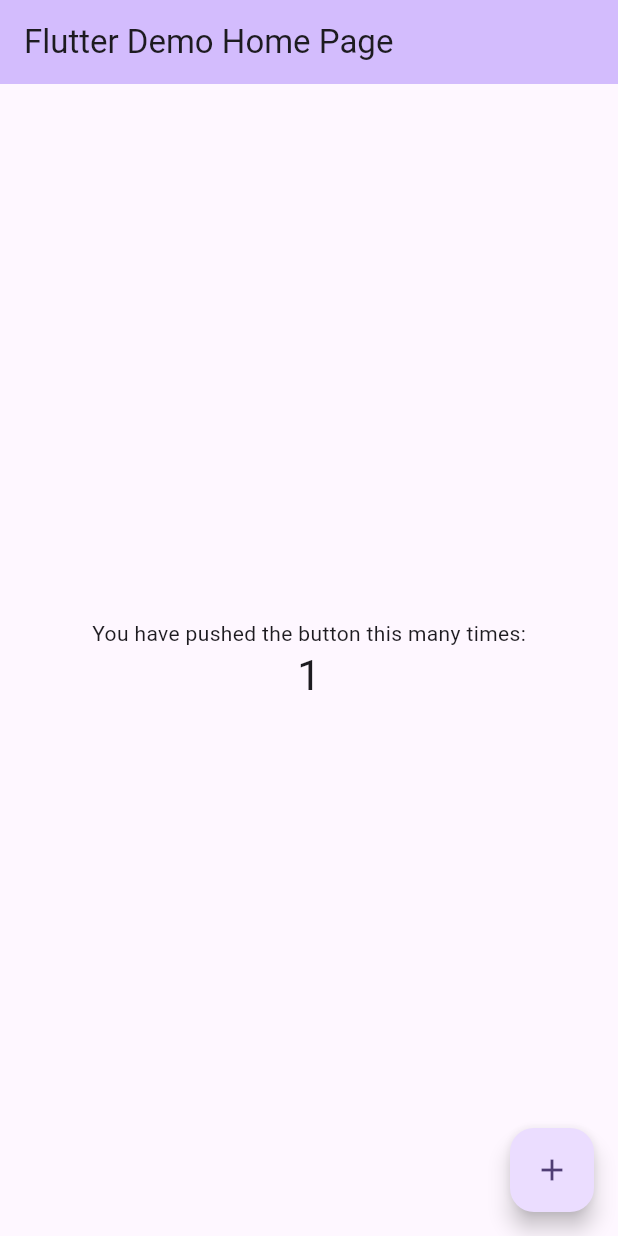
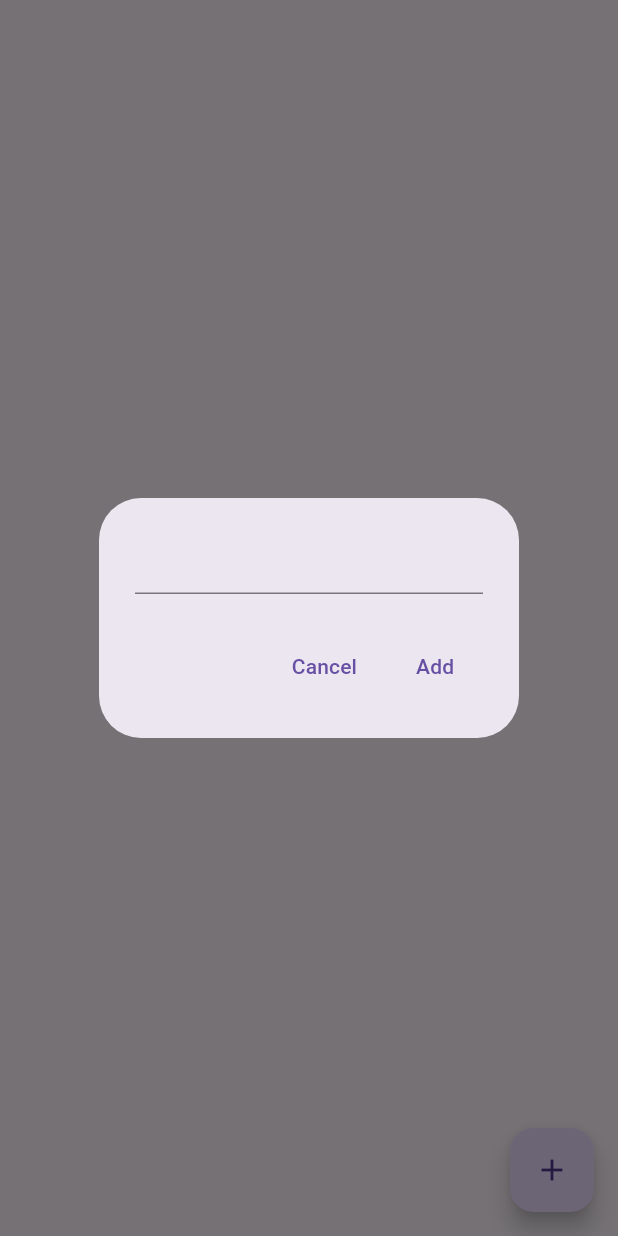
Before and after one commit to dsubiros/todo_clean_1, a Flutter app: the screen it shows after launch, after a tap on the "add" icon, on a phone screen of 412 x 824 dp. Run offline on Flutter 3.47's test engine with Material 3 defaults, Android fonts, the phone set to English and light mode, and no system bars; our stand-ins replace flutter_bloc, freezed_annotation, isar; accounts and stored records are empty; generated files the repository leaves out were written again.

Commit message:
Fully based on Mich Koko's video

```diff
--- /dev/null
+++ b/lib/data/presentation/todo_cubit.dart
@@ -0,0 +1,62 @@
+import 'package:flutter_bloc/flutter_bloc.dart';
+import 'package:todo_clean_1/domain/models/todo.dart';
+import 'package:todo_clean_1/domain/repository/todo_repo.dart';
+
+/*
+
+TODO CUBIT - Simple state mgmt
+
+Each Cubit is a list of Todos
+
+*/
+
+class TodoCubit extends Cubit<List<Todo>> {
+  // Reference Todo Repo
+  final TodoRepo todoRepo;
+
+  TodoCubit(this.todoRepo) : super([]) {
+    loadTodos();
+  }
+
+  // L O A D
+  Future<void> loadTodos() async {
+    final todoList = await todoRepo.getAll();
+
+    // Emit the fetched list as the new state
+    emit(todoList);
+  }
+
+  // A D D
+  Future<void> addTodo(String text) async {
+    final newTodo = Todo(
+      id: DateTime.now().millisecondsSinceEpoch,
+      text: text,
+      isCompleted: false,
+    );
+
+    await todoRepo.addTodo(newTodo);
+
+    // Re-load
+    loadTodos();
+  }
+
+  // D E L E T E
+
+  Future<void> deleteTodo(Todo todo) async {
+    await todoRepo.deleteTodo(todo);
+
+    // Re-load
+    loadTodos();
+  }
+
+  // T O G G L E
+
+  Future<void> toggleTodo(Todo todo) async {
+    final updatedTodo = todo.toggleCompletion();
+
+    await todoRepo.updateTodo(updatedTodo);
+
+    // Re-load
+    loadTodos();
+  }
+}
--- /dev/null
+++ b/lib/data/presentation/todo_page.dart
@@ -0,0 +1,25 @@
+import 'package:flutter/material.dart';
+import 'package:flutter_bloc/flutter_bloc.dart';
+import 'package:todo_clean_1/data/presentation/todo_cubit.dart';
+import 'package:todo_clean_1/data/presentation/todo_view.dart';
+import 'package:todo_clean_1/domain/repository/todo_repo.dart';
+
+/**
+ * TODO PAGE: Responsible for providing Cubit to the view (UI).
+ *
+ * - use BlocProvider
+ */
+
+class TodoPage extends StatelessWidget {
+  final TodoRepo todoRepo;
+
+  const TodoPage({super.key, required this.todoRepo});
+
+  @override
+  Widget build(BuildContext context) {
+    return BlocProvider(
+      create: (context) => TodoCubit(todoRepo),
+      child: const TodoView(),
+    );
+  }
+}
--- /dev/null
+++ b/lib/data/presentation/todo_view.dart
@@ -0,0 +1,80 @@
+import 'package:flutter/material.dart';
+import 'package:flutter_bloc/flutter_bloc.dart';
+import 'package:todo_clean_1/data/presentation/todo_cubit.dart';
+import 'package:todo_clean_1/domain/models/todo.dart';
+/**
+ * Responsible for UI.
+ *
+ * - use BlocBuilder
+ */
+
+class TodoView extends StatelessWidget {
+  const TodoView({super.key});
+
+  @override
+  Widget build(BuildContext context) {
+    final todoCubit = context.read<TodoCubit>();
+
+    // S C A F F O L D
+    return Scaffold(
+      // FAB
+      floatingActionButton: FloatingActionButton(
+          child: const Icon(Icons.add),
+          onPressed: () => _showAddTodoBox(context)),
+      body: BlocBuilder<TodoCubit, List<Todo>>(
+        builder: (context, todos) {
+          // List View
+          return ListView.builder(
+            itemCount: todos.length,
+            itemBuilder: (context, index) {
+              // Get individual todo
+              final todo = todos[index];
+
+              // List Tile UI
+              return ListTile(
+                // Text
+                title: Text(todo.text),
+
+                // Check box
+                leading: Checkbox(
+                    value: todo.isCompleted,
+                    onChanged: (value) => todoCubit.toggleTodo(todo)),
+
+                // Delete button
+                trailing: IconButton(
+                    onPressed: () => todoCubit.deleteTodo(todo),
+                    icon: const Icon(Icons.delete)),
+              );
+            },
+          );
+        },
+      ),
+    );
+  }
+
+  _showAddTodoBox(BuildContext context) {
+    final todoCubit = context.read<TodoCubit>();
+    final textController = TextEditingController();
+
+    showDialog(
+        context: context,
+        builder: (context) => AlertDialog(
+              content: TextField(
+                controller: textController,
+              ),
+              actions: [
+                // Cancel Button
+                TextButton(
+                    onPressed: () => Navigator.of(context).pop(),
+                    child: const Text('Cancel')),
+                // Add Button
+                TextButton(
+                    onPressed: () {
+                      todoCubit.addTodo(textController.text);
+                      Navigator.of(context).pop();
+                    },
+                    child: const Text('Add'))
+              ],
+            ));
+  }
+}
--- /dev/null
+++ b/lib/domain/models/todo.dart
@@ -0,0 +1,27 @@
+import 'package:freezed_annotation/freezed_annotation.dart';
+
+part 'todo.freezed.dart';
+part 'todo.g.dart';
+
+/**
+ *
+ * TODO MODEL
+ *
+ */
+
+@freezed
+class Todo with _$Todo {
+  const Todo._();
+
+  factory Todo({
+    required int id,
+    required String text,
+    required bool isCompleted,
+  }) = _Todo;
+
+  /// Convert a JSON object into an [Store] instance.
+  /// This enables type-safe reading of the API response.
+  factory Todo.fromJson(Map<String, dynamic> json) => _$TodoFromJson(json);
+
+  Todo toggleCompletion() => copyWith(isCompleted: !isCompleted);
+}
--- a/lib/main.dart
+++ b/lib/main.dart
@@ -1,125 +1,38 @@
 import 'package:flutter/material.dart';
+import 'package:isar/isar.dart';
+import 'package:path_provider/path_provider.dart';
+import 'package:todo_clean_1/data/models/isar_todo.dart';
+import 'package:todo_clean_1/data/presentation/todo_page.dart';
+import 'package:todo_clean_1/data/repository/isar_todo_repo.dart';
+import 'package:todo_clean_1/domain/repository/todo_repo.dart';
 
-void main() {
-  runApp(const MyApp());
+void main() async {
+  WidgetsFlutterBinding.ensureInitialized();
+
+  // Get directory path for storing data
+  final dir = await getApplicationDocumentsDirectory();
+
+  // Open Isar database
+  final isar = await Isar.open([TodoIsarSchema], directory: dir.path);
+
+  // Initialize the repo with Isar db
+  final isarTodoRepo = IsarTodoRepo(isar);
+
+  // Run the app
+  runApp(MyApp(todoRepo: isarTodoRepo));
 }
 
 class MyApp extends StatelessWidget {
-  const MyApp({super.key});
+  final TodoRepo todoRepo;
 
-  // This widget is the root of your application.
+  const MyApp({super.key, required this.todoRepo});
+
   @override
   Widget build(BuildContext context) {
     return MaterialApp(
-      title: 'Flutter Demo',
-      theme: ThemeData(
-        // This is the theme of your application.
-        //
-        // TRY THIS: Try running your application with "flutter run". You'll see
-        // the application has a purple toolbar. Then, without quitting the app,
-        // try changing the seedColor in the colorScheme below to Colors.green
-        // and then invoke "hot reload" (save your changes or press the "hot
-        // reload" button in a Flutter-supported IDE, or press "r" if you used
-        // the command line to start the app).
-        //
-        // Notice that the counter didn't reset back to zero; the application
-        // state is not lost during the reload. To reset the state, use hot
-        // restart instead.
-        //
-        // This works for code too, not just values: Most code changes can be
-        // tested with just a hot reload.
-        colorScheme: ColorScheme.fromSeed(seedColor: Colors.deepPurple),
-        useMaterial3: true,
-      ),
-      home: const MyHomePage(title: 'Flutter Demo Home Page'),
+      title: 'Material App',
+      debugShowCheckedModeBanner: false,
+      home: TodoPage(todoRepo: todoRepo),
     );
   }
 }
-
-class MyHomePage extends StatefulWidget {
-  const MyHomePage({super.key, required this.title});
-
-  // This widget is the home page of your application. It is stateful, meaning
-  // that it has a State object (defined below) that contains fields that affect
-  // how it looks.
-
-  // This class is the configuration for the state. It holds the values (in this
-  // case the title) provided by the parent (in this case the App widget) and
-  // used by the build method of the State. Fields in a Widget subclass are
-  // always marked "final".
-
-  final String title;
-
-  @override
-  State<MyHomePage> createState() => _MyHomePageState();
-}
-
-class _MyHomePageState extends State<MyHomePage> {
-  int _counter = 0;
-
-  void _incrementCounter() {
-    setState(() {
-      // This call to setState tells the Flutter framework that something has
-      // changed in this State, which causes it to rerun the build method below
-      // so that the display can reflect the updated values. If we changed
-      // _counter without calling setState(), then the build method would not be
-      // called again, and so nothing would appear to happen.
-      _counter++;
-    });
-  }
-
-  @override
-  Widget build(BuildContext context) {
-    // This method is rerun every time setState is called, for instance as done
-    // by the _incrementCounter method above.
-    //
-    // The Flutter framework has been optimized to make rerunning build methods
-    // fast, so that you can just rebuild anything that needs updating rather
-    // than having to individually change instances of widgets.
-    return Scaffold(
-      appBar: AppBar(
-        // TRY THIS: Try changing the color here to a specific color (to
-        // Colors.amber, perhaps?) and trigger a hot reload to see the AppBar
-        // change color while the other colors stay the same.
-        backgroundColor: Theme.of(context).colorScheme.inversePrimary,
-        // Here we take the value from the MyHomePage object that was created by
-        // the App.build method, and use it to set our appbar title.
-        title: Text(widget.title),
-      ),
-      body: Center(
-        // Center is a layout widget. It takes a single child and positions it
-        // in the middle of the parent.
-        child: Column(
-          // Column is also a layout widget. It takes a list of children and
-          // arranges them vertically. By default, it sizes itself to fit its
-          // children horizontally, and tries to be as tall as its parent.
-          //
-          // Column has various properties to control how it sizes itself and
-          // how it positions its children. Here we use mainAxisAlignment to
-          // center the children vertically; the main axis here is the vertical
-          // axis because Columns are vertical (the cross axis would be
-          // horizontal).
-          //
-          // TRY THIS: Invoke "debug painting" (choose the "Toggle Debug Paint"
-          // action in the IDE, or press "p" in the console), to see the
-          // wireframe for each widget.
-          mainAxisAlignment: MainAxisAlignment.center,
-          children: <Widget>[
-            const Text(
-              'You have pushed the button this many times:',
-            ),
-            Text(
-              '$_counter',
-              style: Theme.of(context).textTheme.headlineMedium,
-            ),
-          ],
-        ),
-      ),
-      floatingActionButton: FloatingActionButton(
-        onPressed: _incrementCounter,
-        tooltip: 'Increment',
-        child: const Icon(Icons.add),
-      ), // This trailing comma makes auto-formatting nicer for build methods.
-    );
-  }
-}
```
Also changed, not shown: lib/data/models/isar_todo.dart (added, +35 -0 lines), lib/data/repository/isar_todo_repo.dart (added, +54 -0 lines), lib/domain/repository/todo_repo.dart (added, +21 -0 lines), pubspec.yaml (+27 -0 lines), lib/data/models/isar_todo.g.dart (added), lib/domain/models/todo.freezed.dart (added), lib/domain/models/todo.g.dart (added), pubspec.lock, 7 other files.
